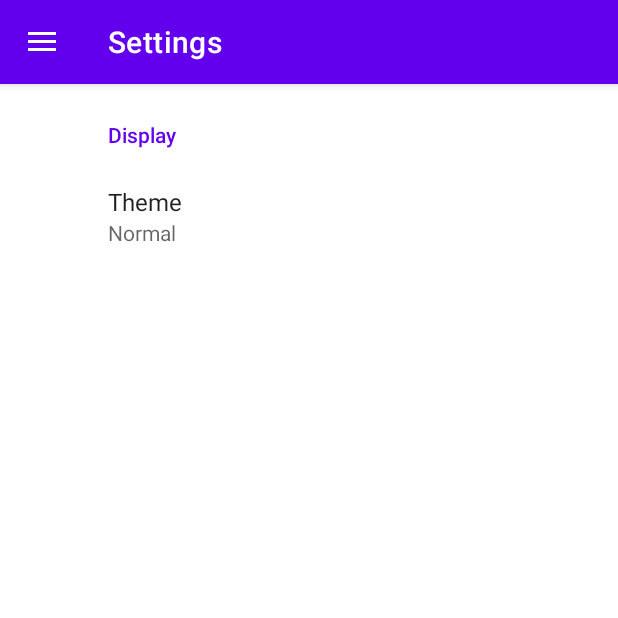
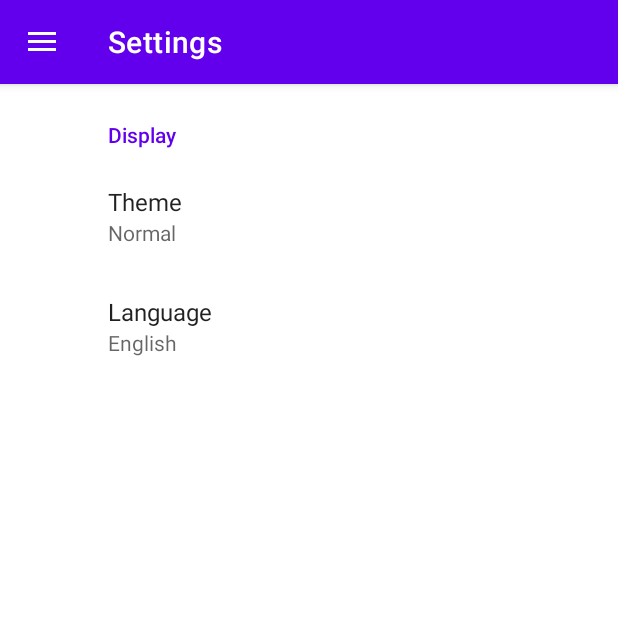
Before and after one commit to priyanshudesai/Navigation-With-Currency-Converter-and-Calculator, an Android app: the screen it shows after launch (NavigationActivity), after a tap on "Settings", on a phone screen of 412 x 824 dp, the top half of it. Run offline under Robolectric (Android 15) with nearby library versions, the phone set to English and light mode, and no system bars; our stand-ins replace androidx.preference, navigation-ui; 4 statements that could not run were skipped; 1 other tap on this screen came first.

Commit message:
Adding Language support and minor theme changes

```diff
--- a/app/src/main/java/com/pd/currencyconverter/NavigationActivity.kt
+++ b/app/src/main/java/com/pd/currencyconverter/NavigationActivity.kt
@@ -20,6 +20,7 @@ import androidx.preference.PreferenceManager
 import com.pd.currencyconverter.databinding.ActivityNavigationBinding
 import com.pd.currencyconverter.utils.ConstantUtils
 import com.pd.currencyconverter.utils.ConstantUtils.KEY_THEME
+import com.pd.currencyconverter.utils.LocaleHelper
 
 
 class NavigationActivity : AppCompatActivity() {
@@ -31,29 +32,15 @@ class NavigationActivity : AppCompatActivity() {
     private var drawerToggle: ActionBarDrawerToggle? = null
 
     private var currentTheme = ConstantUtils.NORMAL
+//    private var currentLanguage = "en"
 
     override fun onCreate(savedInstanceState: Bundle?) {
 
         currentTheme = PreferenceManager.getDefaultSharedPreferences(this@NavigationActivity).getInt(KEY_THEME, ConstantUtils.NORMAL)
         setTheme(currentTheme)
-//        val pref: SharedPreferences = PreferenceManager
-//            .getDefaultSharedPreferences(this)
-//        when (pref.getString("theme", "Christmas")) {
-//            "Normal" -> {
-//                setTheme(R.style.Theme_CurrencyConverter_NoActionBar)
-//            }
-//            "Dark" -> {
-//                Toast.makeText(this, "set theme Dark", Toast.LENGTH_SHORT).show()
-//                setTheme(R.style.Theme_CurrencyConverter_NoActionBar_Dark)
-//            }
-//            "Christmas" -> {
-//                Toast.makeText(this, "set theme Christmas", Toast.LENGTH_SHORT).show()
-//                setTheme(R.style.Theme_CurrencyConverter_NoActionBar_Christmas)
-//            }
-//            else -> {
-//                setTheme(R.style.Theme_CurrencyConverter_NoActionBar)
-//            }
-//        }
+//        currentLanguage = PreferenceManager.getDefaultSharedPreferences(this@NavigationActivity).getString(LocaleHelper.SELECTED_LANGUAGE, "en").toString()
+        LocaleHelper.setLocale(this@NavigationActivity)
+
         super.onCreate(savedInstanceState)
 
         binding = ActivityNavigationBinding.inflate(layoutInflater)
--- a/app/src/main/java/com/pd/currencyconverter/utils/ConstantUtils.kt
+++ b/app/src/main/java/com/pd/currencyconverter/utils/ConstantUtils.kt
@@ -5,6 +5,7 @@ import com.pd.currencyconverter.R
 object ConstantUtils {
 
     const val KEY_THEME = "mynewtheme"
+    const val KEY_LANGUAGE = "mynewlanguage"
     const val NORMAL = R.style.Theme_CurrencyConverter_NoActionBar
     const val DARK = R.style.Theme_CurrencyConverter_NoActionBar_Dark
     const val CHRISTMAS = R.style.Theme_CurrencyConverter_NoActionBar_Christmas
--- /dev/null
+++ b/app/src/main/java/com/pd/currencyconverter/utils/LocaleHelper.kt
@@ -0,0 +1,28 @@
+package com.pd.currencyconverter.utils
+
+import android.annotation.TargetApi
+import android.app.Activity
+import android.content.Context
+import android.content.Intent
+import android.content.SharedPreferences
+import android.content.res.Configuration
+import android.content.res.Resources
+import android.os.Build
+import androidx.preference.PreferenceManager
+import java.util.*
+
+
+class LocaleHelper {
+    companion object {
+        fun setLocale(context: Context) {
+            var lang = PreferenceManager.getDefaultSharedPreferences(context).getString(ConstantUtils.KEY_LANGUAGE, "en")
+            val locale = Locale(lang)
+            Locale.setDefault(locale)
+            val resources: Resources = context.resources
+            val configuration: Configuration = resources.configuration
+            configuration.setLocale(locale)
+
+            resources.updateConfiguration(configuration, resources.displayMetrics)
+        }
+    }
+}
--- a/app/src/main/res/values/attrs.xml
+++ b/app/src/main/res/values/attrs.xml
@@ -8,6 +8,7 @@
     <attr name="cardBgColor" format="color" />
     <attr name="textBgColor" format="color" />
     <attr name="textBgColorG" format="color" />
+    <attr name="hintColor" format="color" />
 
     <attr name="bgImage" format="reference" />
 <!--    <attr name="appBar" format="reference" />-->
--- a/app/src/main/res/values/strings.xml
+++ b/app/src/main/res/values/strings.xml
@@ -36,8 +36,25 @@
         <item>Christmas</item>
     </string-array>
 
+    <string-array name="languages">
+        <item>English</item>
+        <item>Hindi</item>
+        <item>Gujarati</item>
+    </string-array>
+
+    <string name="def_language">English</string>
     <string name="def_theme">Normal</string>
-    <string name="theme_summary">Appearance</string>
+    <string name="language_dialog_title">Language</string>
     <string name="theme_dialog_title">Theme</string>
     <string name="settings">Settings</string>
+
+    <string name="company_info">Company Info</string>
+    <string name="company">Company</string>
+    <string name="industry">Industry</string>
+    <string name="contact_type">Contact Type</string>
+    <string name="tel">TEL</string>
+    <string name="website">Website</string>
+    <string name="address">Address</string>
+    <string name="campaign_email">Campaign Email</string>
+    <string name="tags">Tags</string>
 </resources>
--- a/app/src/main/res/values/themes.xml
+++ b/app/src/main/res/values/themes.xml
@@ -2,8 +2,8 @@
     <!-- Base application theme. -->
     <style name="Theme.CurrencyConverter" parent="Theme.MaterialComponents.Light.NoActionBar">
         <!-- Primary brand color. -->
-        <item name="colorPrimary">@color/purple_500</item>
-        <item name="colorPrimaryVariant">@color/purple_700</item>
+        <item name="colorPrimary">@color/whiteColor</item>
+        <item name="colorPrimaryVariant">@color/whiteColor</item>
         <item name="colorOnPrimary">@color/whiteColor</item>
         <!-- Secondary brand color. -->
         <item name="colorSecondary">@color/teal_200</item>
@@ -13,7 +13,6 @@
     </style>
 
     <style name="Theme.CurrencyConverter.NoActionBar">
-
         <item name="colorPrimary">@color/purple_500</item>
         <item name="colorPrimaryVariant">@color/purple_700</item>
         <item name="colorOnPrimary">@color/whiteColor</item>
@@ -21,7 +20,7 @@
         <item name="colorAccent">@color/purple_500</item>
 
         <item name="colorSecondary">@color/purple_500</item>
-        <item name="colorSecondaryVariant">@color/teal_700</item>
+        <item name="colorSecondaryVariant">?attr/colorPrimaryVariant</item>
         <item name="colorOnSecondary">@color/blackColor</item>
 
         <item name="android:statusBarColor" tools:targetApi="l">?attr/colorPrimaryVariant</item>
@@ -42,7 +41,9 @@
         <item name="bgImage">@drawable/card_img_background</item>
 
         <item name="appBarColor">@color/redColor</item>
-    </style>
+
+        <item name="alertDialogTheme">@style/DialogStyle</item>
+   </style>
 
     <style name="Theme.CurrencyConverter.NoActionBar.Dark">
         <item name="colorPrimary">@color/lightBlackColor</item>
@@ -52,7 +53,7 @@
         <item name="colorAccent">@color/whiteColor</item>
 
         <item name="colorSecondary">@color/whiteColor</item>
-        <item name="colorSecondaryVariant">@color/teal_700</item>
+        <item name="colorSecondaryVariant">@color/whiteColor</item>
         <item name="colorOnSecondary">@color/teal_200</item>
 
         <item name="android:statusBarColor" tools:targetApi="l">?attr/colorPrimaryVariant</item>
@@ -73,10 +74,11 @@
         <item name="bgImage">@drawable/card_img_background_dark</item>
 
         <item name="appBarColor">@color/redColor</item>
+
+        <item name="alertDialogTheme">@style/DialogStyle</item>
     </style>
 
     <style name="Theme.CurrencyConverter.NoActionBar.Christmas">
-
         <item name="colorPrimary">@color/redColor</item>
         <item name="colorPrimaryVariant">#92D840</item>
         <item name="colorOnPrimary">@color/yellowColor</item>
@@ -84,7 +86,7 @@
         <item name="colorAccent">@color/greenColor</item>
 
         <item name="colorSecondary">@color/greenColor</item>
-        <item name="colorSecondaryVariant">@color/teal_700</item>
+        <item name="colorSecondaryVariant">?attr/colorPrimaryVariant</item>
         <item name="colorOnSecondary">@color/blackColor</item>
 
         <item name="android:statusBarColor" tools:targetApi="l">?attr/colorPrimary</item>
@@ -105,7 +107,13 @@
         <item name="bgImage">@drawable/card_img_background_christmas</item>
 
         <item name="appBarColor">@color/redColor</item>
-<!--        <item name="android:textColorAlertDialogListItem">@color/purple_500</item>-->
+
+        <item name="alertDialogTheme">@style/DialogStyle</item>
+      </style>
+
+    <style name="DialogStyle" parent="Theme.MaterialComponents.Light.Dialog.Alert">
+        <item name="android:textColor">@color/blackColor</item>
+        <item name="colorAccent">?attr/colorPrimaryVariant</item>
     </style>
 
     <style name="Theme.CurrencyConverter.AppBarOverlay" parent="ThemeOverlay.AppCompat.Dark.ActionBar"/>
--- a/app/src/main/res/xml/main_preference_screen.xml
+++ b/app/src/main/res/xml/main_preference_screen.xml
@@ -13,5 +13,14 @@
             app:useSimpleSummaryProvider="true"
             android:title="@string/theme_dialog_title"
             android:dialogTitle="@string/theme_dialog_title"/>
+
+        <ListPreference
+            android:defaultValue="@string/def_language"
+            android:entries="@array/languages"
+            android:entryValues="@array/languages"
+            android:key="language"
+            app:useSimpleSummaryProvider="true"
+            android:title="@string/language_dialog_title"
+            android:dialogTitle="@string/language_dialog_title"/>
     </PreferenceCategory>
 </PreferenceScreen>
```
Also changed, not shown: app/src/main/java/com/pd/currencyconverter/ui/cardlist/CardDetailsActivity.kt (+6 -1 lines), app/src/main/java/com/pd/currencyconverter/ui/settings/SettingsFragment.kt (+52 -12 lines), app/src/main/res/layout/layout_company_info_card_details.xml (+11 -10 lines), 2 other files. Lines whose indentation alone changed are shown as unchanged.
